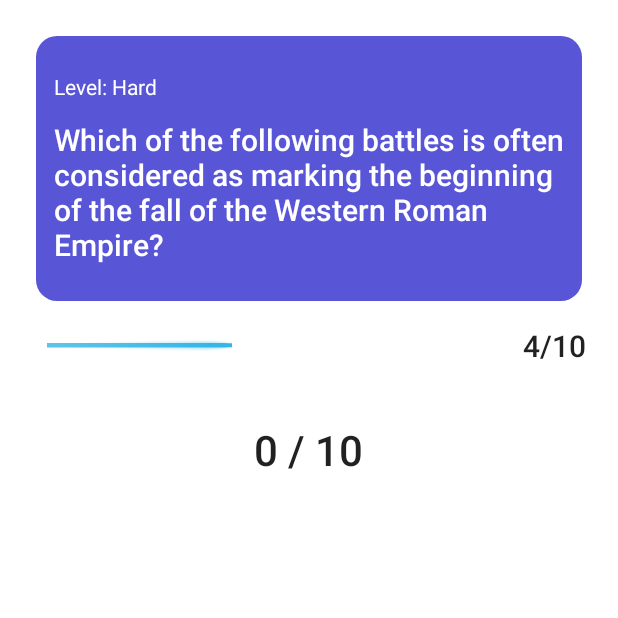
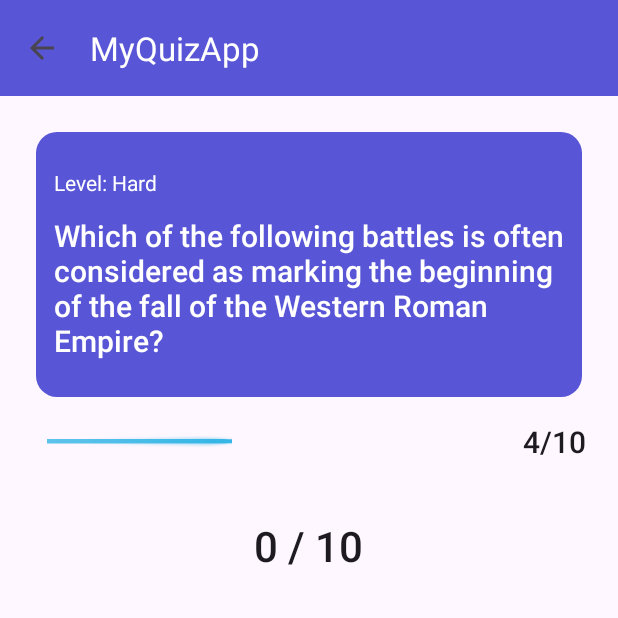
Before and after one commit to girish54321/MyQuizApp, an Android app: the QuizScreen screen opened directly, with no data from a screen before it, on a phone screen of 412 x 824 dp, the top half of it. Run offline under Robolectric (Android 15) with nearby library versions, the phone set to English and light mode, and no system bars; 1 statement that could not run was skipped.

Commit message:
push code

```diff
--- a/app/src/main/java/com/example/myquizapp/QuizScreen.kt
+++ b/app/src/main/java/com/example/myquizapp/QuizScreen.kt
@@ -28,6 +28,12 @@ class QuizScreen : AppCompatActivity(), View.OnClickListener , OptionsAdapter.On
         binding = ActivityQuizScreenBinding.inflate(layoutInflater)
         setContentView(binding?.root)
         getUpComeData()
+
+        setSupportActionBar(binding?.quizScreeToolbar)
+        supportActionBar?.setDisplayHomeAsUpEnabled(true)
+        binding?.quizScreeToolbar?.setNavigationOnClickListener {
+            onBackPressed()
+        }
     }
 
     private fun getUpComeData(){
--- a/app/src/main/res/layout/activity_quiz_screen.xml
+++ b/app/src/main/res/layout/activity_quiz_screen.xml
@@ -3,9 +3,23 @@
     xmlns:tools="http://schemas.android.com/tools"
     android:layout_width="match_parent"
     android:layout_height="match_parent"
+    xmlns:app="http://schemas.android.com/apk/res-auto"
     android:orientation="vertical"
-    android:padding="12dp"
     tools:context=".QuizScreen">
+
+    <androidx.appcompat.widget.Toolbar
+        android:id="@+id/quizScreeToolbar"
+        app:title="@string/app_name"
+        android:layout_width="match_parent"
+        app:titleTextColor="@color/white"
+        android:layout_height="?attr/actionBarSize"
+        android:background="?attr/colorPrimary"
+        android:elevation="4dp"/>
+    <androidx.appcompat.widget.LinearLayoutCompat
+        android:layout_width="match_parent"
+        android:orientation="vertical"
+        android:padding="12dp"
+        android:layout_height="match_parent">
 
     <androidx.appcompat.widget.LinearLayoutCompat
         android:layout_width="match_parent"
@@ -76,4 +90,5 @@
         android:gravity="center"
         android:text="0 / 10"
         android:textSize="28sp" />
+    </androidx.appcompat.widget.LinearLayoutCompat>
 </androidx.appcompat.widget.LinearLayoutCompat>
--- a/app/src/main/res/values-night/themes.xml
+++ b/app/src/main/res/values-night/themes.xml
@@ -1,7 +1,7 @@
 <resources xmlns:tools="http://schemas.android.com/tools">
     <!-- Base application theme. -->
 <!--    <style name="Theme.MyQuizApp" parent="Theme.MaterialComponents.DayNight.NoActionBar">-->
-    <style name="Theme.MyQuizApp" parent="Theme.MaterialComponents.DayNight.NoActionBar">
+    <style name="Theme.MyQuizApp" parent="Theme.Material3.DayNight.NoActionBar">
         <!-- Primary brand color. -->
         <item name="colorPrimary">@color/purple_200</item>
         <item name="colorPrimaryVariant">@color/purple_700</item>
--- a/app/src/main/res/values/themes.xml
+++ b/app/src/main/res/values/themes.xml
@@ -1,7 +1,7 @@
 <resources xmlns:tools="http://schemas.android.com/tools">
     <!-- Base application theme. -->
 <!--    <style name="Theme.MyQuizApp" parent="Theme.MaterialComponents.DayNight.NoActionBar">-->
-    <style name="Theme.MyQuizApp" parent="Theme.MaterialComponents.DayNight.NoActionBar">
+    <style name="Theme.MyQuizApp" parent="Theme.Material3.DayNight.NoActionBar">
         <!-- Primary brand color. -->
         <item name="colorPrimary">@color/purple_500</item>
         <item name="colorPrimaryVariant">@color/purple_700</item>
--- a/build.gradle
+++ b/build.gradle
@@ -1,7 +1,7 @@
 // Top-level build file where you can add configuration options common to all sub-projects/modules.
 plugins {
-    id 'com.android.application' version '7.2.1' apply false
-    id 'com.android.library' version '7.2.1' apply false
+    id 'com.android.application' version '7.3.1' apply false
+    id 'com.android.library' version '7.3.1' apply false
     id 'org.jetbrains.kotlin.android' version '1.7.0' apply false
 }
 
```
Also changed, not shown: app/build.gradle (+4 -5 lines), app/src/main/java/com/example/myquizapp/CreateQuiz.kt (+19 -1 lines), gradle/wrapper/gradle-wrapper.properties.
